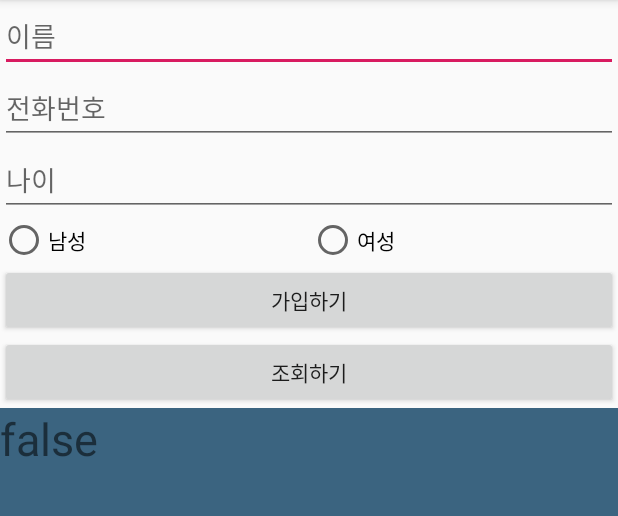
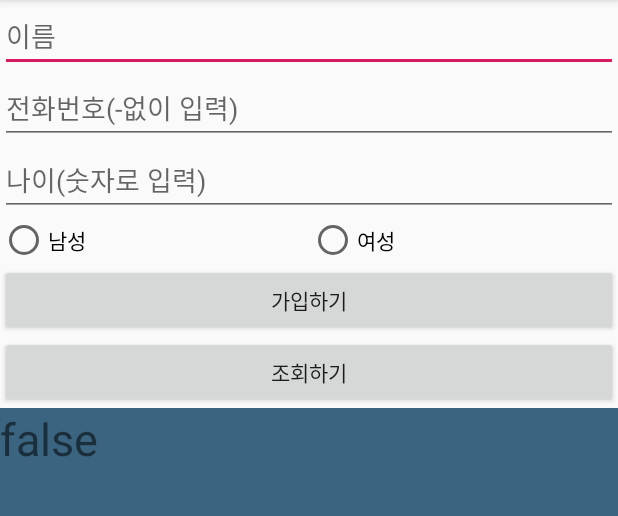
Before and after one commit to robinshins/android_practice, an Android app: the screen it shows after launch (MainActivity), after a tap on "조회하기", on a phone screen of 412 x 824 dp, the part 84-600 px from its top. Run offline under Robolectric (Android 15) with nearby library versions, the phone set to English and light mode, and no system bars; 1 other tap on this screen came first.

```diff
--- a/app/src/main/java/com/example/database_listview/databaseHelper.java
+++ b/app/src/main/java/com/example/database_listview/databaseHelper.java
@@ -18,14 +18,16 @@ public class databaseHelper extends SQLiteOpenHelper {
                 "name text , "+
                 "phonenumber text , "+
                 "age integer , " +
-                "gender text )";
+                "gender text , " +
+                "month integer , " +
+                "active integer)";
         db.execSQL(sql);
     }
 
     @Override
     public void onUpgrade(SQLiteDatabase db, int oldVersion, int newVersion) {
         Log.d("헬퍼","헬퍼클래스에서 on upgrade 작동");
-        String sql  = "drop table if exists healthmemebr";
+        String sql  = "drop table if exists healthmember";
         db.execSQL(sql);
         onCreate(db); // 지우고 다시 만듬 --> 나중에는 안지우고 다시 만들 수 있도록 수정토록 해야함
     }
--- a/app/src/main/res/layout/activity_main.xml
+++ b/app/src/main/res/layout/activity_main.xml
@@ -20,7 +20,7 @@
         android:layout_width="match_parent"
         android:layout_height="wrap_content"
         android:ems="10"
-        android:hint="전화번호"
+        android:hint="전화번호(-없이 입력)"
         android:inputType="phone" />
 
     <EditText
@@ -28,7 +28,7 @@
         android:layout_width="match_parent"
         android:layout_height="wrap_content"
         android:ems="10"
-        android:hint="나이"
+        android:hint="나이(숫자로 입력)"
         android:inputType="number" />
 
     <LinearLayout
```
Also changed, not shown: app/src/main/java/com/example/database_listview/MainActivity.java (+11 -5 lines), app/src/main/java/com/example/database_listview/MySQliteHandler.java (+18 -2 lines), app/src/main/java/com/example/database_listview/choose_membership.java (+23 -0 lines).
